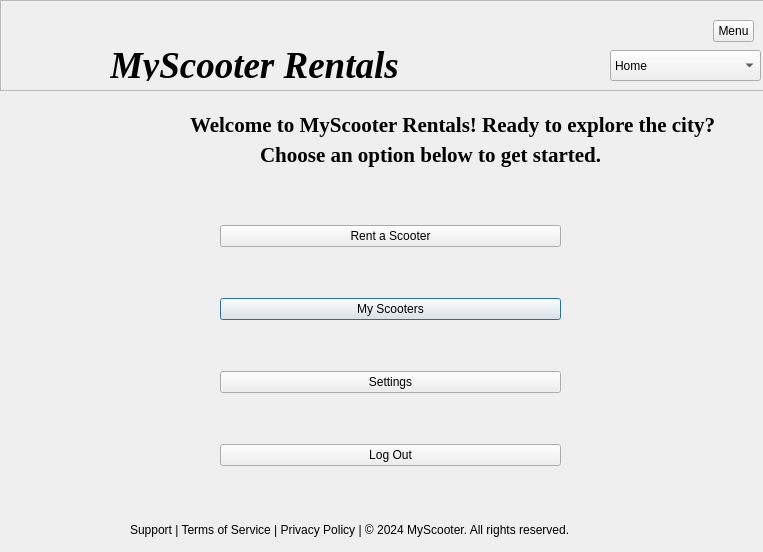
This is scooter_management.ui in DanielleSamaroo/Group-5-Scooters as Qt 5 draws it before an edit. The edited form follows.
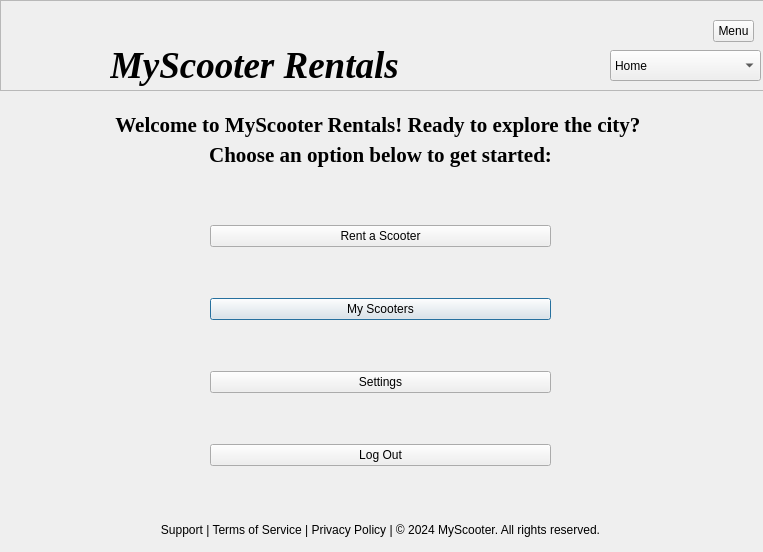
This is the edited form. Icons and pictures are not drawn.

Commit message: add/delete/update scooters & bug fixing

Diff of the .ui file:
```diff
--- a/scooter_management.ui
+++ b/scooter_management.ui
@@ -16,7 +16,7 @@
   <widget class="QWidget" name="verticalLayoutWidget">
    <property name="geometry">
     <rect>
-     <x>220</x>
+     <x>210</x>
      <y>180</y>
      <width>341</width>
      <height>331</height>
@@ -59,15 +59,18 @@
   <widget class="QLabel" name="label_3">
    <property name="geometry">
     <rect>
-     <x>130</x>
+     <x>0</x>
      <y>520</y>
-     <width>591</width>
+     <width>761</width>
      <height>20</height>
     </rect>
    </property>
    <property name="text">
     <string>Support | Terms of Service | Privacy Policy | © 2024 MyScooter. All rights reserved.</string>
    </property>
+   <property name="alignment">
+    <set>Qt::AlignCenter</set>
+   </property>
   </widget>
   <widget class="QFrame" name="frame">
    <property name="geometry">
@@ -88,9 +91,9 @@
     <property name="geometry">
      <rect>
       <x>110</x>
-      <y>50</y>
+      <y>40</y>
       <width>421</width>
-      <height>31</height>
+      <height>50</height>
      </rect>
     </property>
     <property name="font">
@@ -206,9 +209,9 @@
   <widget class="QLabel" name="label_5">
    <property name="geometry">
     <rect>
-     <x>190</x>
+     <x>0</x>
      <y>109</y>
-     <width>541</width>
+     <width>761</width>
      <height>31</height>
     </rect>
    </property>
@@ -223,13 +226,16 @@
    <property name="text">
     <string>Welcome to MyScooter Rentals! Ready to explore the city? </string>
    </property>
+   <property name="alignment">
+    <set>Qt::AlignCenter</set>
+   </property>
   </widget>
   <widget class="QLabel" name="label_6">
    <property name="geometry">
     <rect>
-     <x>260</x>
+     <x>0</x>
      <y>139</y>
-     <width>411</width>
+     <width>761</width>
      <height>31</height>
     </rect>
    </property>
@@ -241,7 +247,10 @@
     </font>
    </property>
    <property name="text">
-    <string>Choose an option below to get started.</string>
+    <string>Choose an option below to get started:</string>
+   </property>
+   <property name="alignment">
+    <set>Qt::AlignCenter</set>
    </property>
   </widget>
  </widget>
```
The commit also changes 36 other files.
